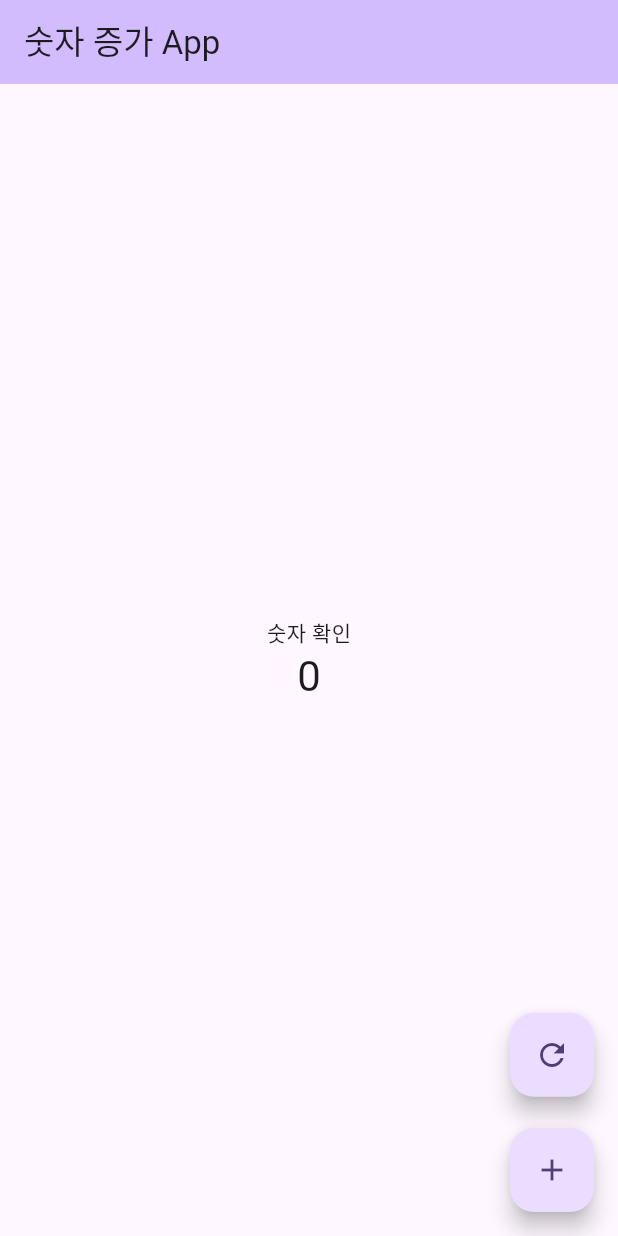
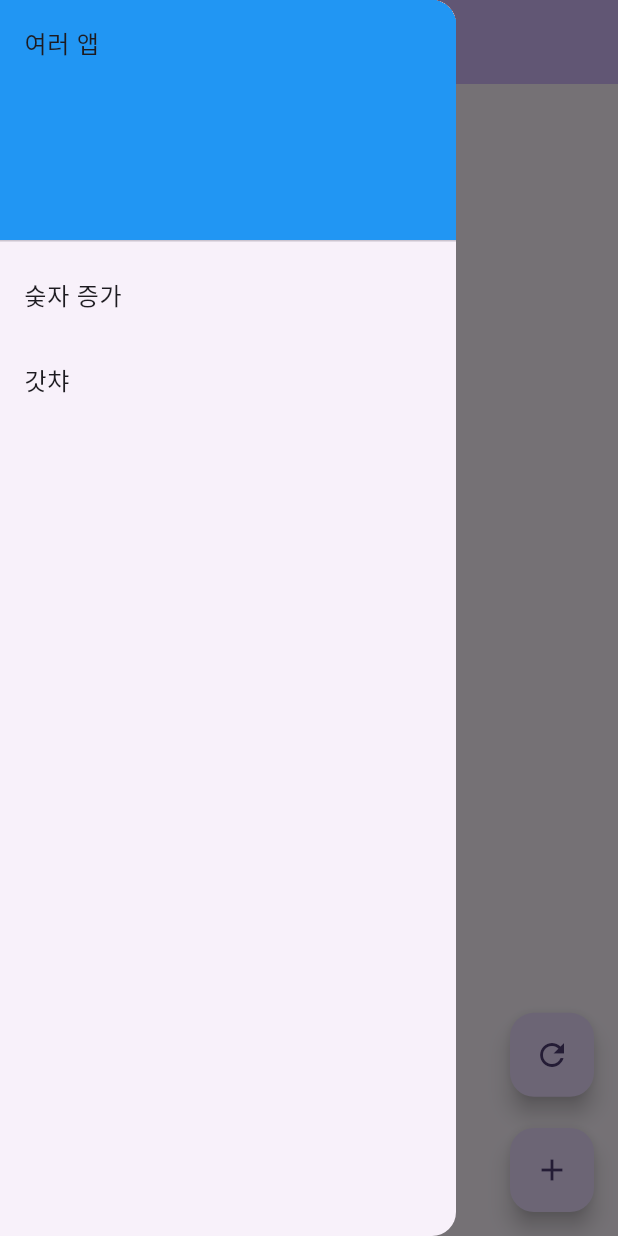
Before and after one commit to justinnn980/myflutter, a Flutter app: the screen it shows after launch, with the side drawer open (before the commit the screen has no drawer), on a phone screen of 412 x 824 dp. Run offline on Flutter 3.47's test engine with Material 3 defaults, Android fonts, the phone set to English and light mode, and no system bars; our stand-ins replace dio, logger; network calls fail.

```diff
--- a/lib/main.dart
+++ b/lib/main.dart
@@ -48,14 +48,6 @@ class MyHomePage extends StatefulWidget {
 }
 
 class _MyHomePageState extends State<MyHomePage> {
-  // int _counter = 0;
-  //
-  // void _incrementCounter() {
-  //   setState(() {
-  //     _counter++;
-  //   });
-  // }
-
   List<Number> numberList = [];
 
   void searchNumberList() async {
@@ -106,9 +98,7 @@ class _MyHomePageState extends State<MyHomePage> {
       setState(() {
         numberList = [number]; // 리스트로 감싸줌
       });
-
-
-    } catch (e,s) {
+    } catch (e, s) {
       logger.d('fall post Count', error: e, stackTrace: s);
     }
   }
@@ -125,9 +115,7 @@ class _MyHomePageState extends State<MyHomePage> {
       setState(() {
         numberList = [number]; // 리스트로 감싸줌
       });
-
-
-    } catch (e,s) {
+    } catch (e, s) {
       logger.d('fall Delete All', error: e, stackTrace: s);
     }
   }
@@ -144,6 +132,30 @@ class _MyHomePageState extends State<MyHomePage> {
       appBar: AppBar(
         backgroundColor: Theme.of(context).colorScheme.inversePrimary,
         title: Text(widget.title),
+      ),
+      drawer: Drawer(
+        child: ListView(
+          padding: EdgeInsets.zero,
+          children: [
+            const DrawerHeader(
+              decoration: BoxDecoration(
+                color: Colors.blue,
+              ), child: Text('여러 앱'),
+            ),
+            ListTile(
+              title: Text('숮자 증가'),
+              onTap: () {
+
+              },
+            ),
+            ListTile(
+              title: Text('갓챠'),
+              onTap: () {
+
+              },
+            )
+          ],
+        ),
       ),
       body: Center(
         child: Column(
@@ -169,8 +181,7 @@ class _MyHomePageState extends State<MyHomePage> {
         children: <Widget>[
           Align(
             alignment: Alignment(
-              Alignment.bottomRight.x, Alignment.bottomRight.y - 0.2
-            ),
+                Alignment.bottomRight.x, Alignment.bottomRight.y - 0.2),
             child: FloatingActionButton(
               onPressed: deleteAll,
               tooltip: 'Increment',
```
